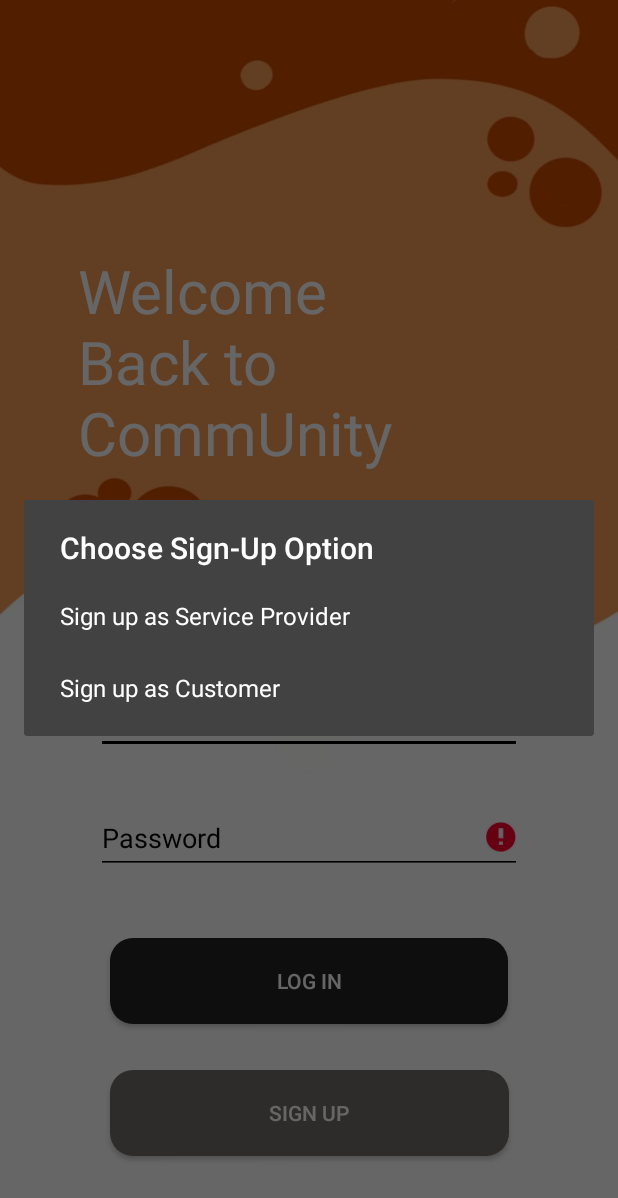
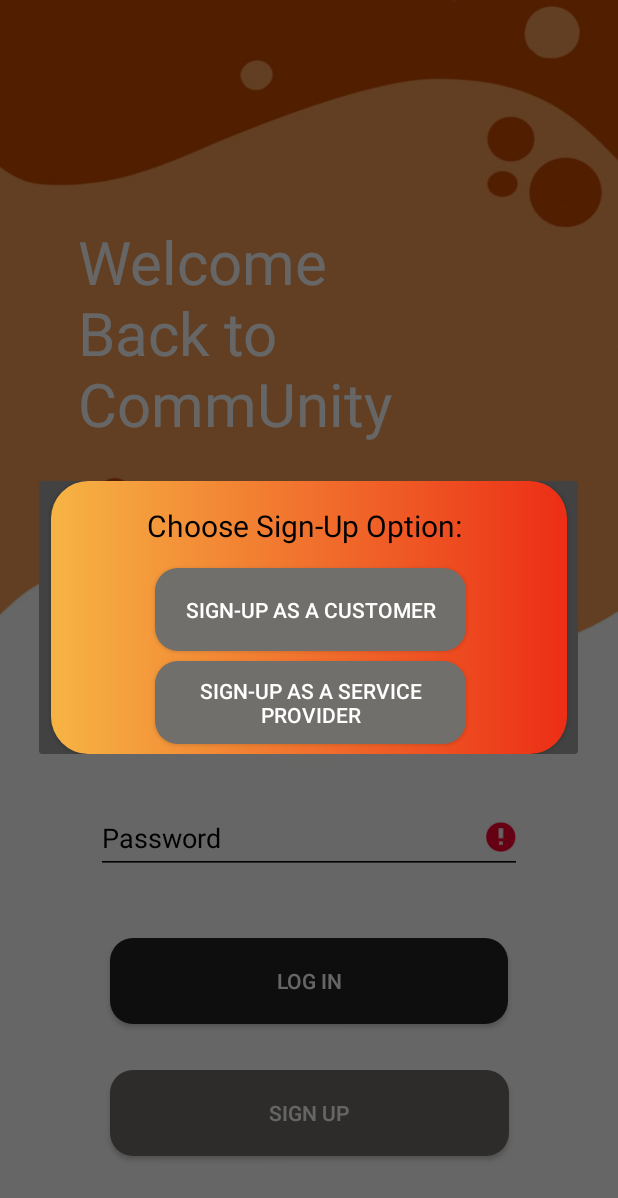
Before and after one commit to Rushil777/CommUnity, an Android app: the screen it shows after launch (LoginActivity), after a tap on "SIGN UP", on a phone screen of 412 x 824 dp. Shown: the top 1198 px of the screen. Run offline under Robolectric (Android 15) with nearby library versions, the phone set to English and light mode, and no system bars; our stand-ins replace Firebase (no records; nobody signed in at launch, a user with empty details on screens opened directly); Roboto replaces fonts that are not available here; 1 other tap on this screen came first.

Commit message:
made custom signup_cardview.xml and custom favourites_cardview.xml and added missing code

```diff
--- a/app/build.gradle.kts
+++ b/app/build.gradle.kts
@@ -52,4 +52,5 @@ dependencies {
     androidTestImplementation(libs.androidx.junit)
     androidTestImplementation(libs.androidx.espresso.core)
     implementation(libs.chip)
+    implementation(libs.picasso)
 }
--- a/app/src/main/java/za/co/varsitycollege/st10215473/community/LoginActivity.kt
+++ b/app/src/main/java/za/co/varsitycollege/st10215473/community/LoginActivity.kt
@@ -83,23 +83,28 @@ class LoginActivity : AppCompatActivity() {
     }
 
     private fun showSignUpDialog() {
-        // Create an AlertDialog with options
-        val options = arrayOf("Sign up as Service Provider", "Sign up as Customer")
+        // Inflate the custom layout
+        val dialogView = layoutInflater.inflate(R.layout.signup_cardview, null)
 
+        // Create the AlertDialog and set the custom layout
         val builder = AlertDialog.Builder(this)
-        builder.setTitle("Choose Sign-Up Option")
+        builder.setView(dialogView)
 
-        builder.setItems(options) { dialog, which ->
-            when (which) {
-                0 -> {
-                    startActivity(Intent(this, ServiceProviderRegisterActivity::class.java))
-                }
-                1 -> {
-                    startActivity((Intent(this, CustomerRegisterActivity::class.java)))
-                }
-            }
+        // Find the buttons in the custom layout
+        val serviceProviderButton = dialogView.findViewById<Button>(R.id.btnServiceProviderSignUp)
+        val customerButton = dialogView.findViewById<Button>(R.id.btnCustomerSignUp)
+
+        // Set click listeners for the buttons
+        serviceProviderButton.setOnClickListener {
+            startActivity(Intent(this, ServiceProviderRegisterActivity::class.java))
         }
 
-        builder.show()
+        customerButton.setOnClickListener {
+            startActivity(Intent(this, CustomerRegisterActivity::class.java))
+        }
+
+        // Show the dialog
+        val dialog = builder.create()
+        dialog.show()
     }
 }
--- /dev/null
+++ b/app/src/main/res/drawable/baseline_delete_24.xml
@@ -0,0 +1,5 @@
+<vector xmlns:android="http://schemas.android.com/apk/res/android" android:height="24dp" android:tint="#232323" android:viewportHeight="24" android:viewportWidth="24" android:width="24dp">
+
+    <path android:fillColor="@android:color/white" android:pathData="M6,19c0,1.1 0.9,2 2,2h8c1.1,0 2,-0.9 2,-2V7H6v12zM19,4h-3.5l-1,-1h-5l-1,1H5v2h14V4z"/>
+
+</vector>
--- /dev/null
+++ b/app/src/main/res/drawable/custom_favourites_cardview_bg.xml
@@ -0,0 +1,9 @@
+<?xml version="1.0" encoding="utf-8"?>
+<shape xmlns:android="http://schemas.android.com/apk/res/android">
+    <solid android:color="#FF6200EE" />
+
+    <gradient
+        android:startColor="#f6b444"
+        android:endColor="#EC2E16"
+        android:gradientRadius="150dp" />
+</shape>
--- a/app/src/main/res/layout/activity_customer_register.xml
+++ b/app/src/main/res/layout/activity_customer_register.xml
@@ -12,7 +12,7 @@
         android:id="@+id/textView5"
         android:layout_width="153dp"
         android:layout_height="114dp"
-        android:layout_marginStart="29dp"
+        android:layout_marginStart="28dp"
         android:layout_marginTop="177dp"
         android:layout_marginBottom="313dp"
         android:text="Create Account "
--- a/app/src/main/res/layout/activity_login.xml
+++ b/app/src/main/res/layout/activity_login.xml
@@ -13,7 +13,7 @@
         android:id="@+id/textView6"
         android:layout_width="221dp"
         android:layout_height="147dp"
-        android:text="Welcome Back to CommUnity "
+        android:text="Welcome Back to CommUnity"
         android:textAlignment="viewStart"
         android:textColor="#FFFFFF"
         android:textSize="40sp"
@@ -22,7 +22,7 @@
         app:layout_constraintHorizontal_bias="0.273"
         app:layout_constraintStart_toStartOf="parent"
         app:layout_constraintTop_toTopOf="parent"
-        app:layout_constraintVertical_bias="0.246" />
+        app:layout_constraintVertical_bias="0.218" />
 
     <EditText
         android:id="@+id/edtSignInEmail"
--- /dev/null
+++ b/app/src/main/res/layout/signup_cardview.xml
@@ -0,0 +1,57 @@
+<?xml version="1.0" encoding="utf-8"?>
+<androidx.constraintlayout.widget.ConstraintLayout xmlns:android="http://schemas.android.com/apk/res/android"
+    xmlns:app="http://schemas.android.com/apk/res-auto"
+    xmlns:tools="http://schemas.android.com/tools"
+    android:layout_width="match_parent"
+    android:layout_height="match_parent">
+
+    <androidx.cardview.widget.CardView
+        android:layout_width="344dp"
+        android:layout_height="182dp"
+        app:cardCornerRadius="25dp"
+        app:layout_constraintEnd_toEndOf="parent"
+        app:layout_constraintStart_toStartOf="parent"
+        app:layout_constraintTop_toTopOf="parent">
+
+        <androidx.constraintlayout.widget.ConstraintLayout
+            android:layout_width="match_parent"
+            android:layout_height="match_parent"
+            android:background="@drawable/custom_favourites_cardview_bg">
+
+            <TextView
+                android:id="@+id/textView7"
+                android:layout_width="wrap_content"
+                android:layout_height="wrap_content"
+                android:layout_marginStart="64dp"
+                android:layout_marginTop="16dp"
+                android:text="Choose Sign-Up Option: "
+                android:textColor="#000000"
+                android:textSize="20sp"
+                app:layout_constraintStart_toStartOf="parent"
+                app:layout_constraintTop_toTopOf="parent" />
+
+            <Button
+                android:id="@+id/btnCustomerSignUp"
+                android:layout_width="207dp"
+                android:layout_height="55dp"
+                android:layout_marginStart="69dp"
+                android:layout_marginTop="58dp"
+                android:background="@drawable/roundstyle"
+                android:text="Sign-Up as a Customer"
+                app:layout_constraintStart_toStartOf="parent"
+                app:layout_constraintTop_toTopOf="parent" />
+
+            <Button
+                android:id="@+id/btnServiceProviderSignUp"
+                android:layout_width="207dp"
+                android:layout_height="55dp"
+                android:layout_marginStart="69dp"
+                android:layout_marginTop="120dp"
+                android:background="@drawable/roundstyle"
+                android:text="Sign-Up as a Service Provider"
+                app:layout_constraintStart_toStartOf="parent"
+                app:layout_constraintTop_toTopOf="parent" />
+        </androidx.constraintlayout.widget.ConstraintLayout>
+    </androidx.cardview.widget.CardView>
+
+</androidx.constraintlayout.widget.ConstraintLayout>
```
Also changed, not shown: app/src/main/java/za/co/varsitycollege/st10215473/community/adapter/FavouritesAdapter.kt (added, +50 -0 lines), app/src/main/java/za/co/varsitycollege/st10215473/community/service_provider_login.kt (added, +20 -0 lines), app/src/main/res/layout/activity_service_provider_login.xml (added, +80 -0 lines), app/src/main/res/layout/favourites_cardview.xml (added, +70 -0 lines).
